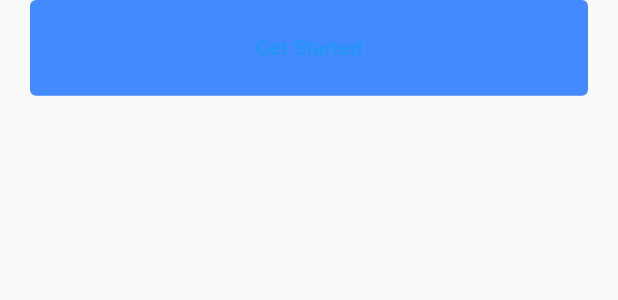
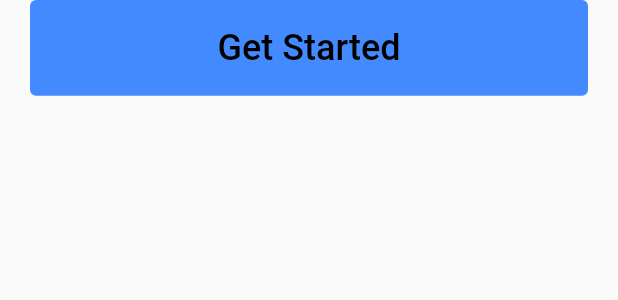
Before and after one commit to bibhutirajbhandari/Pocket-Money-Flutter, a Flutter app: the MyTextButton widget shown alone on an empty page, opened directly, on a phone screen of 412 x 824 dp. Shown: the top 300 px of the screen. Run offline on Flutter 3.47's test engine with Material 2 defaults, Android fonts, the phone set to English and light mode, and no system bars; our stand-ins replace flutter_svg, shared_preferences; accounts and stored records are empty.

Commit message:
fixed button text not appearing

```diff
--- a/lib/components/text_button.dart
+++ b/lib/components/text_button.dart
@@ -23,7 +23,13 @@ class MyTextButton extends StatelessWidget {
         width: SizeConfig.blockSizeH! * 100,
         child: TextButton(
           onPressed: () {},
-          child: Text(buttonName),
+          child: Text(
+            buttonName,
+            style: const TextStyle(
+              color: Colors.black,
+              fontSize: 24.0,
+            ),
+          ),
           style: TextButton.styleFrom(backgroundColor: bgColor),
         ),
       ),
```
